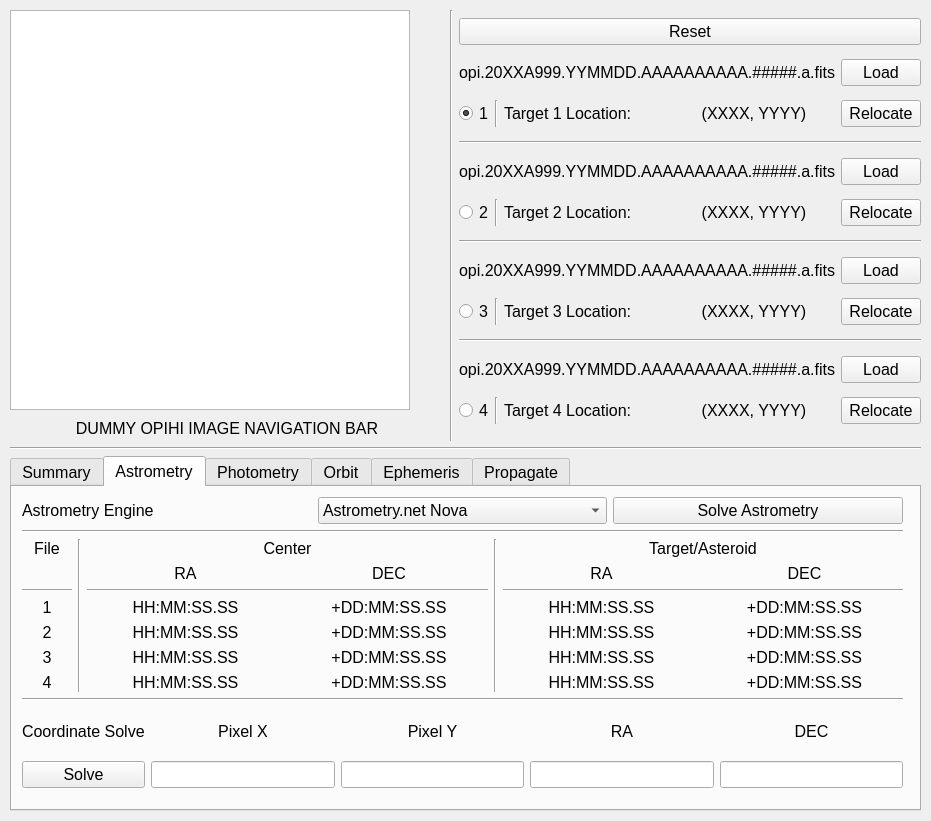
psmd-iberutaru/OpihiExarata, file src/opihiexarata/gui/qtui/manual.ui: the form before one commit.
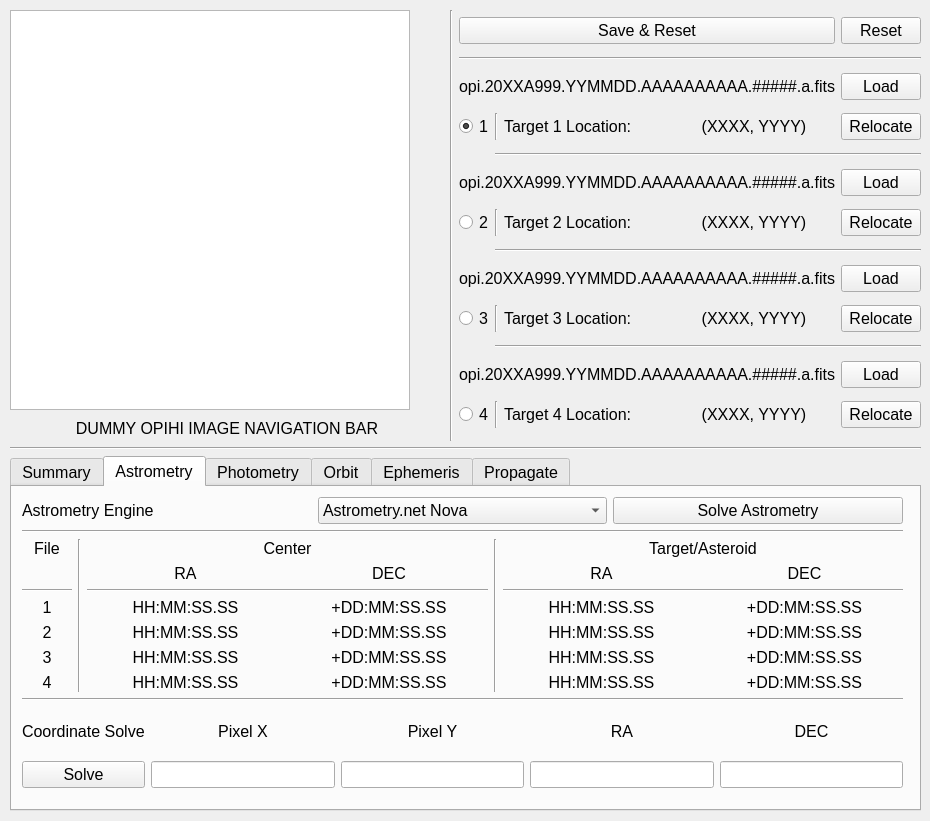
The form after the commit. The open tabs and pages were chosen to show the change.

Commit message: Fixed bugs with zero point requiring location

```diff
--- a/src/opihiexarata/gui/qtui/manual.ui
+++ b/src/opihiexarata/gui/qtui/manual.ui
@@ -6,7 +6,7 @@
    <rect>
     <x>0</x>
     <y>0</y>
-    <width>931</width>
+    <width>930</width>
     <height>821</height>
    </rect>
   </property>
@@ -113,33 +113,113 @@
        </item>
        <item>
         <layout class="QGridLayout" name="grid_layout_file_selector">
-         <item row="2" column="0">
-          <widget class="QRadioButton" name="radio_button_primary_file_1">
-           <property name="sizePolicy">
-            <sizepolicy hsizetype="Minimum" vsizetype="Fixed">
-             <horstretch>0</horstretch>
-             <verstretch>0</verstretch>
-            </sizepolicy>
+         <item row="12" column="3">
+          <widget class="QLabel" name="label_dynamic_target_4_pixel_location">
+           <property name="text">
+            <string>(XXXX, YYYY)</string>
            </property>
-           <property name="maximumSize">
-            <size>
-             <width>30</width>
-             <height>16777215</height>
-            </size>
+           <property name="alignment">
+            <set>Qt::AlignCenter</set>
            </property>
+          </widget>
+         </item>
+         <item row="9" column="2">
+          <widget class="QLabel" name="label_static_target_3_location">
            <property name="text">
-            <string>1</string>
+            <string>Target 3 Location:</string>
            </property>
-           <property name="checked">
+          </widget>
+         </item>
+         <item row="12" column="2">
+          <widget class="QLabel" name="label_static_target_4_location">
+           <property name="text">
+            <string>Target 4 Location:</string>
+           </property>
+          </widget>
+         </item>
+         <item row="3" column="4">
+          <widget class="QPushButton" name="push_button_relocate_target_location_1">
+           <property name="font">
+            <font>
+             <family>Cantarell</family>
+             <pointsize>12</pointsize>
+            </font>
+           </property>
+           <property name="text">
+            <string>Relocate</string>
+           </property>
+          </widget>
+         </item>
+         <item row="3" column="3">
+          <widget class="QLabel" name="label_dynamic_target_1_pixel_location">
+           <property name="text">
+            <string>(XXXX, YYYY)</string>
+           </property>
+           <property name="alignment">
+            <set>Qt::AlignCenter</set>
+           </property>
+          </widget>
+         </item>
+         <item row="8" column="4">
+          <widget class="QPushButton" name="push_button_load_filename_3">
+           <property name="text">
+            <string>Load</string>
+           </property>
+          </widget>
+         </item>
+         <item row="8" column="0" colspan="4">
+          <widget class="QLabel" name="label_dynamic_filename_3">
+           <property name="text">
+            <string>opi.20XXA999.YYMMDD.AAAAAAAAAA.#####.a.fits</string>
+           </property>
+          </widget>
+         </item>
+         <item row="2" column="0" colspan="4">
+          <widget class="QLabel" name="label_dynamic_filename_1">
+           <property name="font">
+            <font>
+             <family>Cantarell</family>
+             <pointsize>12</pointsize>
+            </font>
+           </property>
+           <property name="text">
+            <string>opi.20XXA999.YYMMDD.AAAAAAAAAA.#####.a.fits</string>
+           </property>
+          </widget>
+         </item>
+         <item row="5" column="0" colspan="4">
+          <widget class="QLabel" name="label_dynamic_filename_2">
+           <property name="text">
+            <string>opi.20XXA999.YYMMDD.AAAAAAAAAA.#####.a.fits</string>
+           </property>
+          </widget>
+         </item>
+         <item row="6" column="1">
+          <widget class="Line" name="line_35">
+           <property name="orientation">
+            <enum>Qt::Vertical</enum>
+           </property>
+          </widget>
+         </item>
+         <item row="12" column="1">
+          <widget class="Line" name="line_37">
+           <property name="orientation">
+            <enum>Qt::Vertical</enum>
+           </property>
+          </widget>
+         </item>
+         <item row="11" column="0" colspan="4">
+          <widget class="QLabel" name="label_dynamic_filename_4">
+           <property name="text">
+            <string>opi.20XXA999.YYMMDD.AAAAAAAAAA.#####.a.fits</string>
+           </property>
+          </widget>
+         </item>
+         <item row="9" column="0">
+          <widget class="QRadioButton" name="radio_button_primary_file_3">
+           <property name="enabled">
             <bool>true</bool>
            </property>
-           <attribute name="buttonGroup">
-            <string notr="true">button_group_primary_working_file</string>
-           </attribute>
-          </widget>
-         </item>
-         <item row="5" column="0">
-          <widget class="QRadioButton" name="radio_button_primary_file_2">
            <property name="sizePolicy">
             <sizepolicy hsizetype="Minimum" vsizetype="Fixed">
              <horstretch>0</horstretch>
@@ -153,14 +233,28 @@
             </size>
            </property>
            <property name="text">
-            <string>2</string>
+            <string>3</string>
            </property>
            <attribute name="buttonGroup">
             <string notr="true">button_group_primary_working_file</string>
            </attribute>
           </widget>
          </item>
-         <item row="11" column="0">
+         <item row="9" column="1">
+          <widget class="Line" name="line_36">
+           <property name="orientation">
+            <enum>Qt::Vertical</enum>
+           </property>
+          </widget>
+         </item>
+         <item row="3" column="1">
+          <widget class="Line" name="line_34">
+           <property name="orientation">
+            <enum>Qt::Vertical</enum>
+           </property>
+          </widget>
+         </item>
+         <item row="12" column="0">
           <widget class="QRadioButton" name="radio_button_primary_file_4">
            <property name="enabled">
             <bool>true</bool>
@@ -185,20 +279,7 @@
            </attribute>
           </widget>
          </item>
-         <item row="0" column="0" colspan="5">
-          <widget class="QPushButton" name="push_button_reset">
-           <property name="sizePolicy">
-            <sizepolicy hsizetype="MinimumExpanding" vsizetype="Fixed">
-             <horstretch>0</horstretch>
-             <verstretch>0</verstretch>
-            </sizepolicy>
-           </property>
-           <property name="text">
-            <string>Reset</string>
-           </property>
-          </widget>
-         </item>
-         <item row="5" column="3">
+         <item row="6" column="3">
           <widget class="QLabel" name="label_dynamic_target_2_pixel_location">
            <property name="text">
             <string>(XXXX, YYYY)</string>
@@ -208,14 +289,39 @@
            </property>
           </widget>
          </item>
-         <item row="8" column="4">
+         <item row="9" column="4">
           <widget class="QPushButton" name="push_button_relocate_target_location_3">
            <property name="text">
             <string>Relocate</string>
            </property>
           </widget>
          </item>
-         <item row="8" column="3">
+         <item row="3" column="0">
+          <widget class="QRadioButton" name="radio_button_primary_file_1">
+           <property name="sizePolicy">
+            <sizepolicy hsizetype="Minimum" vsizetype="Fixed">
+             <horstretch>0</horstretch>
+             <verstretch>0</verstretch>
+            </sizepolicy>
+           </property>
+           <property name="maximumSize">
+            <size>
+             <width>30</width>
+             <height>16777215</height>
+            </size>
+           </property>
+           <property name="text">
+            <string>1</string>
+           </property>
+           <property name="checked">
+            <bool>true</bool>
+           </property>
+           <attribute name="buttonGroup">
+            <string notr="true">button_group_primary_working_file</string>
+           </attribute>
+          </widget>
+         </item>
+         <item row="9" column="3">
           <widget class="QLabel" name="label_dynamic_target_3_pixel_location">
            <property name="text">
             <string>(XXXX, YYYY)</string>
@@ -225,69 +331,60 @@
            </property>
           </widget>
          </item>
-         <item row="1" column="4">
-          <widget class="QPushButton" name="push_button_load_filename_1">
-           <property name="font">
-            <font>
-             <family>Cantarell</family>
-             <pointsize>12</pointsize>
-            </font>
+         <item row="6" column="0">
+          <widget class="QRadioButton" name="radio_button_primary_file_2">
+           <property name="sizePolicy">
+            <sizepolicy hsizetype="Minimum" vsizetype="Fixed">
+             <horstretch>0</horstretch>
+             <verstretch>0</verstretch>
+            </sizepolicy>
+           </property>
+           <property name="maximumSize">
+            <size>
+             <width>30</width>
+             <height>16777215</height>
+            </size>
            </property>
            <property name="text">
-            <string>Load</string>
+            <string>2</string>
            </property>
           </widget>
          </item>
-         <item row="5" column="2">
+         <item row="6" column="2">
           <widget class="QLabel" name="label_static_target_2_location">
            <property name="text">
             <string>Target 2 Location:</string>
            </property>
           </widget>
          </item>
-         <item row="6" column="0" colspan="5">
-          <widget class="Line" name="line_3">
-           <property name="orientation">
-            <enum>Qt::Horizontal</enum>
-           </property>
-          </widget>
-         </item>
-         <item row="9" column="0" colspan="5">
-          <widget class="Line" name="line_4">
-           <property name="orientation">
-            <enum>Qt::Horizontal</enum>
-           </property>
-          </widget>
-         </item>
-         <item row="5" column="4">
+         <item row="6" column="4">
           <widget class="QPushButton" name="push_button_relocate_target_location_2">
            <property name="text">
             <string>Relocate</string>
            </property>
           </widget>
          </item>
-         <item row="3" column="0" colspan="5">
-          <widget class="Line" name="line_2">
-           <property name="orientation">
-            <enum>Qt::Horizontal</enum>
+         <item row="2" column="4">
+          <widget class="QPushButton" name="push_button_load_filename_1">
+           <property name="font">
+            <font>
+             <family>Cantarell</family>
+             <pointsize>12</pointsize>
+            </font>
            </property>
-          </widget>
-         </item>
-         <item row="10" column="4">
-          <widget class="QPushButton" name="push_button_load_filename_4">
            <property name="text">
             <string>Load</string>
            </property>
           </widget>
          </item>
-         <item row="11" column="2">
-          <widget class="QLabel" name="label_static_target_4_location">
+         <item row="5" column="4">
+          <widget class="QPushButton" name="push_button_load_filename_2">
            <property name="text">
-            <string>Target 4 Location:</string>
+            <string>Load</string>
            </property>
           </widget>
          </item>
-         <item row="2" column="2">
+         <item row="3" column="2">
           <widget class="QLabel" name="label_static_target_1_location">
            <property name="font">
             <font>
@@ -300,151 +397,68 @@
            </property>
           </widget>
          </item>
-         <item row="4" column="4">
-          <widget class="QPushButton" name="push_button_load_filename_2">
-           <property name="text">
-            <string>Load</string>
-           </property>
-          </widget>
-         </item>
          <item row="11" column="4">
+          <widget class="QPushButton" name="push_button_load_filename_4">
+           <property name="text">
+            <string>Load</string>
+           </property>
+          </widget>
+         </item>
+         <item row="12" column="4">
           <widget class="QPushButton" name="push_button_relocate_target_location_4">
            <property name="text">
             <string>Relocate</string>
            </property>
           </widget>
          </item>
-         <item row="8" column="2">
-          <widget class="QLabel" name="label_static_target_3_location">
+         <item row="0" column="4">
+          <widget class="QPushButton" name="push_button_force_reset">
            <property name="text">
-            <string>Target 3 Location:</string>
+            <string>Reset</string>
            </property>
           </widget>
          </item>
-         <item row="7" column="4">
-          <widget class="QPushButton" name="push_button_load_filename_3">
-           <property name="text">
-            <string>Load</string>
-           </property>
-          </widget>
-         </item>
-         <item row="2" column="3">
-          <widget class="QLabel" name="label_dynamic_target_1_pixel_location">
-           <property name="text">
-            <string>(XXXX, YYYY)</string>
-           </property>
-           <property name="alignment">
-            <set>Qt::AlignCenter</set>
-           </property>
-          </widget>
-         </item>
-         <item row="2" column="4">
-          <widget class="QPushButton" name="push_button_relocate_target_location_1">
-           <property name="font">
-            <font>
-             <family>Cantarell</family>
-             <pointsize>12</pointsize>
-            </font>
-           </property>
-           <property name="text">
-            <string>Relocate</string>
-           </property>
-          </widget>
-         </item>
-         <item row="11" column="3">
-          <widget class="QLabel" name="label_dynamic_target_4_pixel_location">
-           <property name="text">
-            <string>(XXXX, YYYY)</string>
-           </property>
-           <property name="alignment">
-            <set>Qt::AlignCenter</set>
-           </property>
-          </widget>
-         </item>
-         <item row="4" column="0" colspan="4">
-          <widget class="QLabel" name="label_dynamic_filename_2">
-           <property name="text">
-            <string>opi.20XXA999.YYMMDD.AAAAAAAAAA.#####.a.fits</string>
-           </property>
-          </widget>
-         </item>
-         <item row="7" column="0" colspan="4">
-          <widget class="QLabel" name="label_dynamic_filename_3">
-           <property name="text">
-            <string>opi.20XXA999.YYMMDD.AAAAAAAAAA.#####.a.fits</string>
-           </property>
-          </widget>
-         </item>
-         <item row="8" column="0">
-          <widget class="QRadioButton" name="radio_button_primary_file_3">
-           <property name="enabled">
-            <bool>true</bool>
-           </property>
+         <item row="0" column="0" colspan="4">
+          <widget class="QPushButton" name="push_button_save_and_reset">
            <property name="sizePolicy">
-            <sizepolicy hsizetype="Minimum" vsizetype="Fixed">
+            <sizepolicy hsizetype="MinimumExpanding" vsizetype="Fixed">
              <horstretch>0</horstretch>
              <verstretch>0</verstretch>
             </sizepolicy>
            </property>
-           <property name="maximumSize">
-            <size>
-             <width>30</width>
-             <height>16777215</height>
-            </size>
-           </property>
            <property name="text">
-            <string>3</string>
+            <string>Save &amp;&amp; Reset</string>
            </property>
            <attribute name="buttonGroup">
             <string notr="true">button_group_primary_working_file</string>
            </attribute>
           </widget>
          </item>
-         <item row="1" column="0" colspan="4">
-          <widget class="QLabel" name="label_dynamic_filename_1">
-           <property name="font">
-            <font>
-             <family>Cantarell</family>
-             <pointsize>12</pointsize>
-            </font>
-           </property>
-           <property name="text">
-            <string>opi.20XXA999.YYMMDD.AAAAAAAAAA.#####.a.fits</string>
-           </property>
-          </widget>
-         </item>
-         <item row="10" column="0" colspan="4">
-          <widget class="QLabel" name="label_dynamic_filename_4">
-           <property name="text">
-            <string>opi.20XXA999.YYMMDD.AAAAAAAAAA.#####.a.fits</string>
-           </property>
-          </widget>
-         </item>
-         <item row="2" column="1">
-          <widget class="Line" name="line_34">
+         <item row="1" column="0" colspan="5">
+          <widget class="Line" name="line_38">
            <property name="orientation">
-            <enum>Qt::Vertical</enum>
+            <enum>Qt::Horizontal</enum>
            </property>
           </widget>
          </item>
-         <item row="5" column="1">
-          <widget class="Line" name="line_35">
+         <item row="4" column="1" colspan="4">
+          <widget class="Line" name="line_2">
            <property name="orientation">
-            <enum>Qt::Vertical</enum>
+            <enum>Qt::Horizontal</enum>
            </property>
           </widget>
          </item>
-         <item row="8" column="1">
-          <widget class="Line" name="line_36">
+         <item row="7" column="1" colspan="4">
+          <widget class="Line" name="line_3">
            <property name="orientation">
-            <enum>Qt::Vertical</enum>
+            <enum>Qt::Horizontal</enum>
            </property>
           </widget>
          </item>
-         <item row="11" column="1">
-          <widget class="Line" name="line_37">
+         <item row="10" column="1" colspan="4">
+          <widget class="Line" name="line_4">
            <property name="orientation">
-            <enum>Qt::Vertical</enum>
+            <enum>Qt::Horizontal</enum>
            </property>
           </widget>
          </item>
```
Left out of the diff: 8 changed lines with no effect on the pictures. The commit also changes 5 other files.
